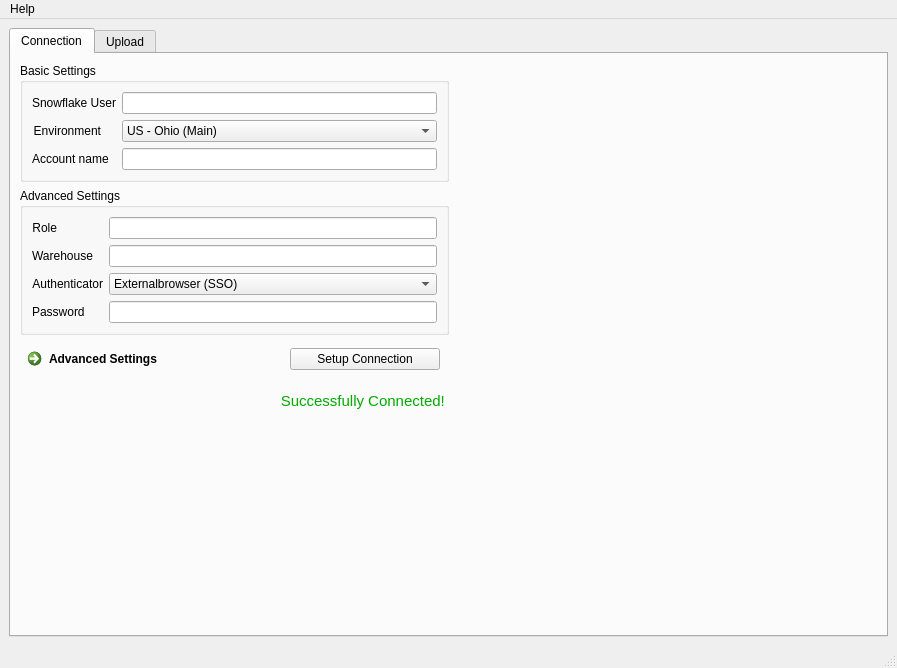
The window that main.ui (marcotielen/snowloader) describes before a commit, drawn with Qt 5.
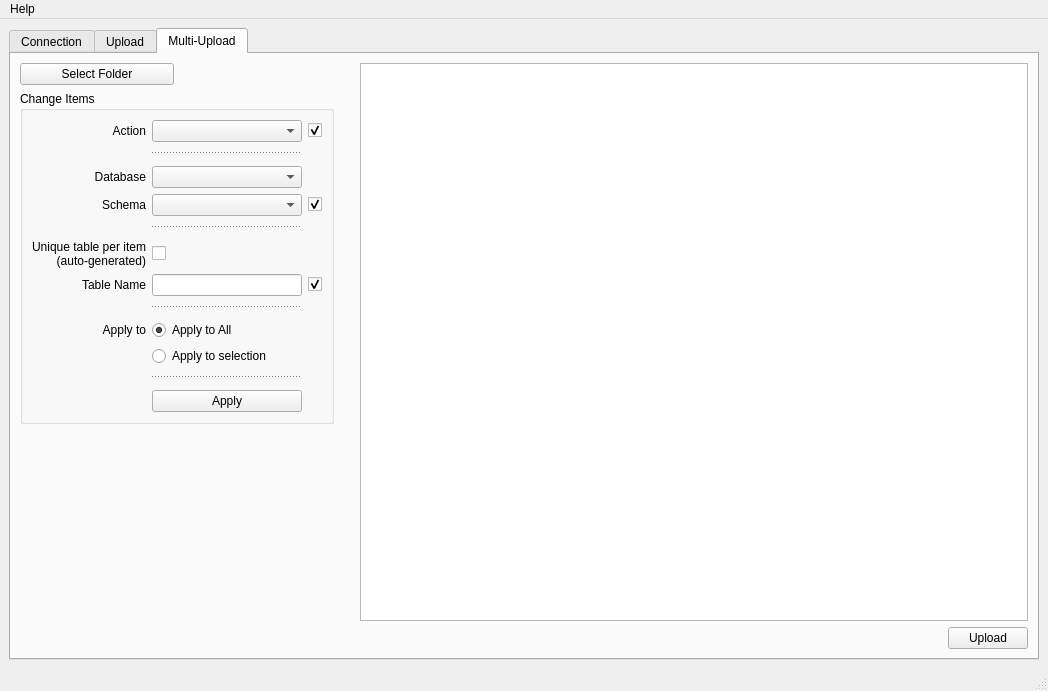
The same window after the commit. The open tabs and pages were chosen to show the change.

Patch:
```diff
--- a/main.ui
+++ b/main.ui
@@ -6,8 +6,8 @@
    <rect>
     <x>0</x>
     <y>0</y>
-    <width>897</width>
-    <height>668</height>
+    <width>1048</width>
+    <height>691</height>
    </rect>
   </property>
   <property name="windowTitle">
@@ -129,121 +129,6 @@
           </property>
          </spacer>
         </item>
-        <item row="1" column="0">
-         <widget class="QGroupBox" name="advancedSetGroupBox">
-          <property name="enabled">
-           <bool>true</bool>
-          </property>
-          <property name="maximumSize">
-           <size>
-            <width>500</width>
-            <height>16777215</height>
-           </size>
-          </property>
-          <property name="autoFillBackground">
-           <bool>false</bool>
-          </property>
-          <property name="title">
-           <string>Advanced Settings</string>
-          </property>
-          <property name="flat">
-           <bool>false</bool>
-          </property>
-          <layout class="QFormLayout" name="formLayout_6">
-           <item row="0" column="0" colspan="2">
-            <layout class="QFormLayout" name="formLayout">
-             <item row="0" column="0">
-              <widget class="QLabel" name="roleLabel">
-               <property name="text">
-                <string>Role</string>
-               </property>
-               <property name="alignment">
-                <set>Qt::AlignRight|Qt::AlignTrailing|Qt::AlignVCenter</set>
-               </property>
-               <property name="buddy">
-                <cstring>roleLineEdit</cstring>
-               </property>
-              </widget>
-             </item>
-             <item row="0" column="1">
-              <widget class="QLineEdit" name="roleLineEdit">
-               <property name="toolTip">
-                <string>Optional: add your Snowflake role (e.g. PUBLIC)</string>
-               </property>
-              </widget>
-             </item>
-             <item row="1" column="0">
-              <widget class="QLabel" name="warehouseLabel">
-               <property name="text">
-                <string>Warehouse</string>
-               </property>
-               <property name="alignment">
-                <set>Qt::AlignRight|Qt::AlignTrailing|Qt::AlignVCenter</set>
-               </property>
-               <property name="buddy">
-                <cstring>warehouseLineEdit</cstring>
-               </property>
-              </widget>
-             </item>
-             <item row="1" column="1">
-              <widget class="QLineEdit" name="warehouseLineEdit">
-               <property name="toolTip">
-                <string>Optional: enter your Snowflake warehouse</string>
-               </property>
-              </widget>
-             </item>
-             <item row="2" column="0">
-              <widget class="QLabel" name="authenticatorLabel">
-               <property name="text">
-                <string>Authenticator</string>
-               </property>
-               <property name="alignment">
-                <set>Qt::AlignRight|Qt::AlignTrailing|Qt::AlignVCenter</set>
-               </property>
-               <property name="buddy">
-                <cstring>authenticatorComboBox</cstring>
-               </property>
-              </widget>
-             </item>
-             <item row="2" column="1">
-              <widget class="QComboBox" name="authenticatorComboBox">
-               <property name="toolTip">
-                <string>Select whether you want to authenticate using single sign-on (default) or a regular password</string>
-               </property>
-               <item>
-                <property name="text">
-                 <string>Externalbrowser (SSO)</string>
-                </property>
-               </item>
-               <item>
-                <property name="text">
-                 <string>Snowflake</string>
-                </property>
-               </item>
-              </widget>
-             </item>
-             <item row="3" column="0">
-              <widget class="QLabel" name="passwordLabel">
-               <property name="text">
-                <string>Password</string>
-               </property>
-               <property name="buddy">
-                <cstring>passwordLineEdit</cstring>
-               </property>
-              </widget>
-             </item>
-             <item row="3" column="1">
-              <widget class="QLineEdit" name="passwordLineEdit">
-               <property name="echoMode">
-                <enum>QLineEdit::Password</enum>
-               </property>
-              </widget>
-             </item>
-            </layout>
-           </item>
-          </layout>
-         </widget>
-        </item>
         <item row="4" column="0">
          <spacer name="verticalSpacer">
           <property name="orientation">
@@ -379,6 +264,121 @@
           </property>
          </widget>
         </item>
+        <item row="1" column="0">
+         <widget class="QGroupBox" name="advancedSetGroupBox">
+          <property name="enabled">
+           <bool>true</bool>
+          </property>
+          <property name="maximumSize">
+           <size>
+            <width>500</width>
+            <height>16777215</height>
+           </size>
+          </property>
+          <property name="autoFillBackground">
+           <bool>false</bool>
+          </property>
+          <property name="title">
+           <string>Advanced Settings</string>
+          </property>
+          <property name="flat">
+           <bool>false</bool>
+          </property>
+          <layout class="QFormLayout" name="formLayout_6">
+           <item row="0" column="0" colspan="2">
+            <layout class="QFormLayout" name="formLayout">
+             <item row="0" column="0">
+              <widget class="QLabel" name="roleLabel">
+               <property name="text">
+                <string>Role</string>
+               </property>
+               <property name="alignment">
+                <set>Qt::AlignRight|Qt::AlignTrailing|Qt::AlignVCenter</set>
+               </property>
+               <property name="buddy">
+                <cstring>roleLineEdit</cstring>
+               </property>
+              </widget>
+             </item>
+             <item row="0" column="1">
+              <widget class="QLineEdit" name="roleLineEdit">
+               <property name="toolTip">
+                <string>Optional: add your Snowflake role (e.g. PUBLIC)</string>
+               </property>
+              </widget>
+             </item>
+             <item row="1" column="0">
+              <widget class="QLabel" name="warehouseLabel">
+               <property name="text">
+                <string>Warehouse</string>
+               </property>
+               <property name="alignment">
+                <set>Qt::AlignRight|Qt::AlignTrailing|Qt::AlignVCenter</set>
+               </property>
+               <property name="buddy">
+                <cstring>warehouseLineEdit</cstring>
+               </property>
+              </widget>
+             </item>
+             <item row="1" column="1">
+              <widget class="QLineEdit" name="warehouseLineEdit">
+               <property name="toolTip">
+                <string>Optional: enter your Snowflake warehouse</string>
+               </property>
+              </widget>
+             </item>
+             <item row="2" column="0">
+              <widget class="QLabel" name="authenticatorLabel">
+               <property name="text">
+                <string>Authenticator</string>
+               </property>
+               <property name="alignment">
+                <set>Qt::AlignRight|Qt::AlignTrailing|Qt::AlignVCenter</set>
+               </property>
+               <property name="buddy">
+                <cstring>authenticatorComboBox</cstring>
+               </property>
+              </widget>
+             </item>
+             <item row="2" column="1">
+              <widget class="QComboBox" name="authenticatorComboBox">
+               <property name="toolTip">
+                <string>Select whether you want to authenticate using single sign-on (default) or a regular password</string>
+               </property>
+               <item>
+                <property name="text">
+                 <string>Externalbrowser (SSO)</string>
+                </property>
+               </item>
+               <item>
+                <property name="text">
+                 <string>Snowflake</string>
+                </property>
+               </item>
+              </widget>
+             </item>
+             <item row="3" column="0">
+              <widget class="QLabel" name="passwordLabel">
+               <property name="text">
+                <string>Password</string>
+               </property>
+               <property name="buddy">
+                <cstring>passwordLineEdit</cstring>
+               </property>
+              </widget>
+             </item>
+             <item row="3" column="1">
+              <widget class="QLineEdit" name="passwordLineEdit">
+               <property name="echoMode">
+                <enum>QLineEdit::Password</enum>
+               </property>
+              </widget>
+             </item>
+            </layout>
+           </item>
+          </layout>
+         </widget>
+        </item>
        </layout>
       </widget>
       <widget class="QWidget" name="uploadTab">
@@ -475,29 +475,466 @@
             </item>
            </layout>
           </item>
+         </layout>
+        </item>
+       </layout>
+      </widget>
+      <widget class="QWidget" name="multiUploadTab">
+       <attribute name="title">
+        <string>Multi-Upload</string>
+       </attribute>
+       <layout class="QGridLayout" name="gridLayout_7">
+        <item row="0" column="0">
+         <layout class="QVBoxLayout" name="verticalLayout_2">
           <item>
-           <layout class="QHBoxLayout" name="horizontalLayout_3">
+           <layout class="QHBoxLayout" name="horizontalLayout_4">
             <item>
-             <widget class="QLabel" name="allTextLabel">
-              <property name="text">
-               <string>Preview (max 100.000 Rows):</string>
+             <layout class="QGridLayout" name="gridLayout_6">
+              <item row="0" column="1">
+               <spacer name="horizontalSpacer_9">
+                <property name="orientation">
+                 <enum>Qt::Horizontal</enum>
+                </property>
+                <property name="sizeType">
+                 <enum>QSizePolicy::Minimum</enum>
+                </property>
+                <property name="sizeHint" stdset="0">
+                 <size>
+                  <width>20</width>
+                  <height>20</height>
+                 </size>
+                </property>
+               </spacer>
+              </item>
+              <item row="3" column="0">
+               <spacer name="verticalSpacer_3">
+                <property name="orientation">
+                 <enum>Qt::Vertical</enum>
+                </property>
+                <property name="sizeHint" stdset="0">
+                 <size>
+                  <width>17</width>
+                  <height>248</height>
+                 </size>
+                </property>
+               </spacer>
+              </item>
+              <item row="0" column="0">
+               <widget class="QPushButton" name="selectUploadFolder">
+                <property name="text">
+                 <string>Select Folder</string>
+                </property>
+               </widget>
+              </item>
+              <item row="1" column="0">
+               <spacer name="verticalSpacer_2">
+                <property name="orientation">
+                 <enum>Qt::Vertical</enum>
+                </property>
+                <property name="sizeType">
+                 <enum>QSizePolicy::Maximum</enum>
+                </property>
+                <property name="sizeHint" stdset="0">
+                 <size>
+                  <width>20</width>
+                  <height>25</height>
+                 </size>
+                </property>
+               </spacer>
+              </item>
+              <item row="2" column="0" colspan="2">
+               <widget class="QGroupBox" name="groupBox">
+                <property name="title">
+                 <string>Change Items</string>
+                </property>
+                <layout class="QGridLayout" name="gridLayout_5">
+                 <item row="0" column="0">
+                  <layout class="QGridLayout" name="gridLayout_4">
+                   <item row="9" column="1">
+                    <widget class="QRadioButton" name="applySelectionMultiUploadRadio">
+                     <property name="text">
+                      <string>Apply to selection</string>
+                     </property>
+                    </widget>
+                   </item>
+                   <item row="2" column="0">
+                    <widget class="QLabel" name="databaseMultiUploadLabel">
+                     <property name="text">
+                      <string>Database</string>
+                     </property>
+                     <property name="alignment">
+                      <set>Qt::AlignRight|Qt::AlignTrailing|Qt::AlignVCenter</set>
+                     </property>
+                    </widget>
+                   </item>
+                   <item row="11" column="1">
+                    <widget class="QPushButton" name="applyMultiUploadButton">
+                     <property name="sizePolicy">
+                      <sizepolicy hsizetype="Preferred" vsizetype="Fixed">
+                       <horstretch>0</horstretch>
+                       <verstretch>0</verstretch>
+                      </sizepolicy>
+                     </property>
+                     <property name="text">
+                      <string>Apply</string>
+                     </property>
+                    </widget>
+                   </item>
+                   <item row="6" column="0">
+                    <widget class="QLabel" name="tableMultiUploadLabel">
+                     <property name="text">
+                      <string>Table Name</string>
+                     </property>
+                     <property name="alignment">
+                      <set>Qt::AlignRight|Qt::AlignTrailing|Qt::AlignVCenter</set>
+                     </property>
+                    </widget>
+                   </item>
+                   <item row="8" column="0">
+                    <widget class="QLabel" name="applyToMultiUploadLabel">
+                     <property name="text">
+                      <string>Apply to</string>
+                     </property>
+                     <property name="alignment">
+                      <set>Qt::AlignRight|Qt::AlignTrailing|Qt::AlignVCenter</set>
+                     </property>
+                    </widget>
+                   </item>
+                   <item row="11" column="0">
+                    <spacer name="horizontalSpacer_7">
+                     <property name="orientation">
+                      <enum>Qt::Horizontal</enum>
+                     </property>
+                     <property name="sizeType">
+                      <enum>QSizePolicy::Maximum</enum>
+                     </property>
+                     <property name="sizeHint" stdset="0">
+                      <size>
+                       <width>40</width>
+                       <height>20</height>
+                      </size>
+                     </property>
+                    </spacer>
+                   </item>
+                   <item row="2" column="1">
+                    <widget class="QComboBox" name="databaseMultiUploadComboBox">
+                     <property name="minimumSize">
+                      <size>
+                       <width>150</width>
+                       <height>0</height>
+                      </size>
+                     </property>
+                    </widget>
+                   </item>
+                   <item row="10" column="0">
+                    <spacer name="verticalSpacer_7">
+                     <property name="orientation">
+                      <enum>Qt::Vertical</enum>
+                     </property>
+                     <property name="sizeHint" stdset="0">
+                      <size>
+                       <width>20</width>
+                       <height>25</height>
+                      </size>
+                     </property>
+                    </spacer>
+                   </item>
+                   <item row="6" column="2">
+                    <widget class="QCheckBox" name="tableMultiUploadCheckBox">
+                     <property name="text">
+                      <string/>
+                     </property>
+                     <property name="checked">
+                      <bool>true</bool>
+                     </property>
+                    </widget>
+                   </item>
+                   <item row="1" column="0">
+                    <spacer name="verticalSpacer_4">
+                     <property name="orientation">
+                      <enum>Qt::Vertical</enum>
+                     </property>
+                     <property name="sizeHint" stdset="0">
+                      <size>
+                       <width>20</width>
+                       <height>25</height>
+                      </size>
+                     </property>
+                    </spacer>
+                   </item>
+                   <item row="3" column="0">
+                    <widget class="QLabel" name="schemaMultiUploadLabel">
+                     <property name="text">
+                      <string>Schema</string>
+                     </property>
+                     <property name="alignment">
+                      <set>Qt::AlignRight|Qt::AlignTrailing|Qt::AlignVCenter</set>
+                     </property>
+                    </widget>
+                   </item>
+                   <item row="5" column="0">
+                    <widget class="QLabel" name="uniqueTableMultiUploadLabel">
+                     <property name="text">
+                      <string>&lt;html&gt;&lt;head/&gt;&lt;body&gt;Unique table per item&lt;br/&gt;(auto-generated)&lt;/body&gt;&lt;/html&gt;</string>
+                     </property>
+                     <property name="alignment">
+                      <set>Qt::AlignRight|Qt::AlignTrailing|Qt::AlignVCenter</set>
+                     </property>
+                    </widget>
+                   </item>
+                   <item row="0" column="1">
+                    <widget class="QComboBox" name="actionMultiUploadComboBox">
+                     <property name="sizePolicy">
+                      <sizepolicy hsizetype="Preferred" vsizetype="Fixed">
+                       <horstretch>0</horstretch>
+                       <verstretch>0</verstretch>
+                      </sizepolicy>
+                     </property>
+                    </widget>
+                   </item>
+                   <item row="3" column="1">
+                    <widget class="QComboBox" name="schemaMultiUploadComboBox">
+                     <property name="minimumSize">
+                      <size>
+                       <width>150</width>
+                       <height>0</height>
+                      </size>
+                     </property>
+                    </widget>
+                   </item>
+                   <item row="0" column="0">
+                    <widget class="QLabel" name="actionMultiUploadLabel">
+                     <property name="text">
+                      <string>Action</string>
+                     </property>
+                     <property name="alignment">
+                      <set>Qt::AlignRight|Qt::AlignTrailing|Qt::AlignVCenter</set>
+                     </property>
+                    </widget>
+                   </item>
+                   <item row="3" column="2">
+                    <widget class="QCheckBox" name="schemaMultiUploadCheckBox">
+                     <property name="text">
+                      <string/>
+                     </property>
+                     <property name="checked">
+                      <bool>true</bool>
+                     </property>
+                    </widget>
+                   </item>
+                   <item row="5" column="1">
+                    <widget class="QCheckBox" name="uniqueTableMultiUploadCheckBox">
+                     <property name="text">
+                      <string/>
+                     </property>
+                     <property name="checked">
+                      <bool>false</bool>
+                     </property>
+                    </widget>
+                   </item>
+                   <item row="6" column="1">
+                    <widget class="QLineEdit" name="tableMultiUploadEdit">
+                     <property name="sizePolicy">
+                      <sizepolicy hsizetype="Preferred" vsizetype="Fixed">
+                       <horstretch>0</horstretch>
+                       <verstretch>0</verstretch>
+                      </sizepolicy>
+                     </property>
+                     <property name="autoFillBackground">
+                      <bool>false</bool>
+                     </property>
+                    </widget>
+                   </item>
+                   <item row="4" column="0">
+                    <spacer name="verticalSpacer_5">
+                     <property name="orientation">
+                      <enum>Qt::Vertical</enum>
+                     </property>
+                     <property name="sizeHint" stdset="0">
+                      <size>
+                       <width>20</width>
+                       <height>25</height>
+                      </size>
+                     </property>
+                    </spacer>
+                   </item>
+                   <item row="0" column="2">
+                    <widget class="QCheckBox" name="actionMultiUploadCheckBox">
+                     <property name="text">
+                      <string/>
+                     </property>
+                     <property name="checked">
+                      <bool>true</bool>
+                     </property>
+                    </widget>
+                   </item>
+                   <item row="9" column="0">
+                    <spacer name="horizontalSpacer_8">
+                     <property name="orientation">
+                      <enum>Qt::Horizontal</enum>
+                     </property>
+                     <property name="sizeType">
+                      <enum>QSizePolicy::Maximum</enum>
+                     </property>
+                     <property name="sizeHint" stdset="0">
+                      <size>
+                       <width>40</width>
+                       <height>20</height>
+                      </size>
+                     </property>
+                    </spacer>
+                   </item>
+                   <item row="7" column="0">
+                    <spacer name="verticalSpacer_6">
+                     <property name="orientation">
+                      <enum>Qt::Vertical</enum>
+                     </property>
+                     <property name="sizeHint" stdset="0">
+                      <size>
+                       <width>20</width>
+                       <height>25</height>
+                      </size>
+                     </property>
+                    </spacer>
+                   </item>
+                   <item row="8" column="1">
+                    <widget class="QRadioButton" name="appendAllMultiUploadRadio">
+                     <property name="text">
+                      <string>Apply to All</string>
+                     </property>
+                     <property name="checked">
+                      <bool>true</bool>
+                     </property>
+                    </widget>
+                   </item>
+                   <item row="1" column="1">
+                    <widget class="Line" name="line">
+                     <property name="font">
+                      <font>
+                       <underline>false</underline>
+                      </font>
+                     </property>
+                     <property name="styleSheet">
+                      <string notr="true">border: none;
+border-top: 1px dotted black;</string>
+                     </property>
+                     <property name="orientation">
+                      <enum>Qt::Horizontal</enum>
+                     </property>
+                    </widget>
+                   </item>
+                   <item row="4" column="1">
+                    <widget class="Line" name="line_2">
+                     <property name="styleSheet">
+                      <string notr="true">border: none;
+border-top: 1px dotted black;</string>
+                     </property>
+                     <property name="orientation">
+                      <enum>Qt::Horizontal</enum>
+                     </property>
+                    </widget>
+                   </item>
+                   <item row="7" column="1">
+                    <widget class="Line" name="line_3">
+                     <property name="styleSheet">
+                      <string notr="true">border: none;
+border-top: 1px dotted black;</string>
+                     </property>
+                     <property name="orientation">
+                      <enum>Qt::Horizontal</enum>
+                     </property>
+                    </widget>
+                   </item>
+                   <item row="10" column="1">
+                    <widget class="Line" name="line_4">
+                     <property name="styleSheet">
+                      <string notr="true">border: none;
+border-top: 1px dotted black;</string>
+                     </property>
+                     <property name="orientation">
+                      <enum>Qt::Horizontal</enum>
+                     </property>
+                    </widget>
+                   </item>
+                  </layout>
+                 </item>
+                </layout>
+               </widget>
+              </item>
+             </layout>
+            </item>
+            <item>
+             <spacer name="horizontalSpacer_6">
+              <property name="orientation">
+               <enum>Qt::Horizontal</enum>
               </property>
-             </widget>
+              <property name="sizeType">
+               <enum>QSizePolicy::Minimum</enum>
+              </property>
+              <property name="sizeHint" stdset="0">
+               <size>
+                <width>20</width>
+                <height>20</height>
+               </size>
+              </property>
+             </spacer>
             </item>
             <item>
-             <widget class="QCheckBox" name="allTextCheckBox">
-              <property name="layoutDirection">
-               <enum>Qt::RightToLeft</enum>
+             <widget class="QTableView" name="multiUploadTableView">
+              <property name="enabled">
+               <bool>true</bool>
               </property>
-              <property name="text">
-               <string>Create table with text columns only (compatibility)</string>
+              <property name="sizePolicy">
+               <sizepolicy hsizetype="Expanding" vsizetype="Expanding">
+                <horstretch>0</horstretch>
+                <verstretch>0</verstretch>
+               </sizepolicy>
               </property>
+              <property name="minimumSize">
+               <size>
+                <width>500</width>
+                <height>0</height>
+               </size>
+              </property>
+              <property name="baseSize">
+               <size>
+                <width>0</width>
+                <height>0</height>
+               </size>
+              </property>
+              <property name="sortingEnabled">
+               <bool>true</bool>
+              </property>
+              <attribute name="verticalHeaderShowSortIndicator" stdset="0">
+               <bool>true</bool>
+              </attribute>
              </widget>
             </item>
            </layout>
           </item>
           <item>
-           <widget class="QTableView" name="uploadTableView"/>
+           <layout class="QHBoxLayout" name="horizontalLayout_6">
+            <item>
+             <spacer name="horizontalSpacer_4">
+              <property name="orientation">
+               <enum>Qt::Horizontal</enum>
+              </property>
+              <property name="sizeHint" stdset="0">
+               <size>
+                <width>40</width>
+                <height>20</height>
+               </size>
+              </property>
+             </spacer>
+            </item>
+            <item>
+             <widget class="QPushButton" name="uploadFolderButton">
+              <property name="text">
+               <string>Upload</string>
+              </property>
+             </widget>
+            </item>
+           </layout>
           </item>
          </layout>
         </item>
@@ -513,7 +950,7 @@
     <rect>
      <x>0</x>
      <y>0</y>
-     <width>897</width>
+     <width>1048</width>
      <height>21</height>
     </rect>
    </property>
```
Left out of the diff: 238 changed lines with no effect on the pictures.
